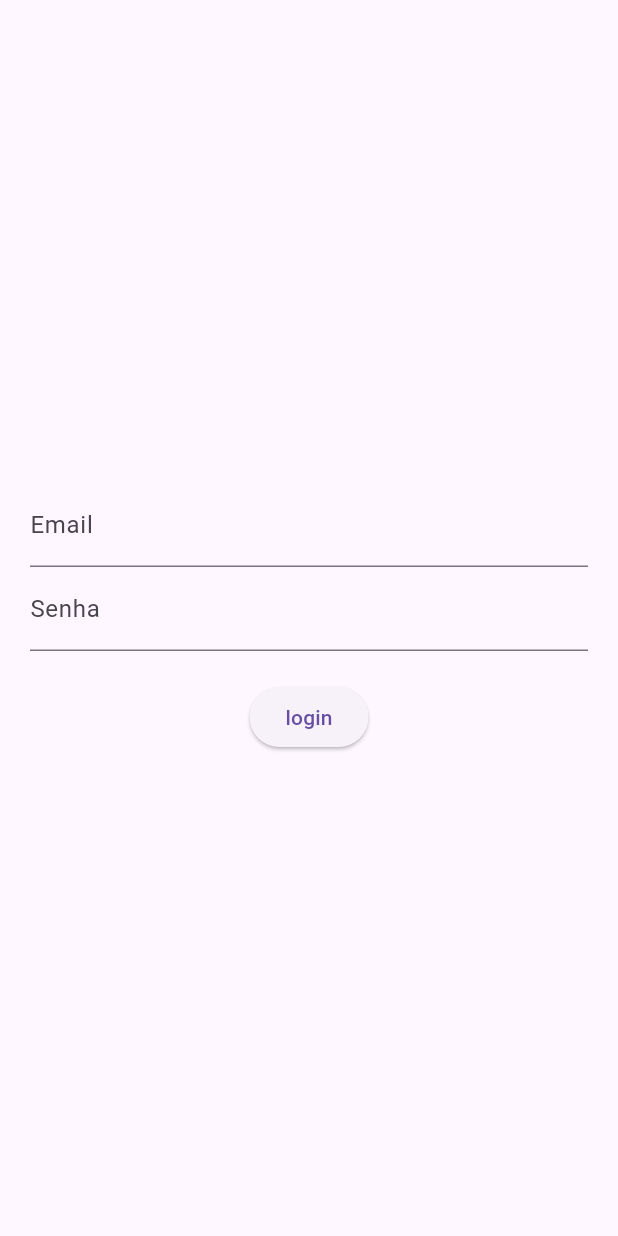
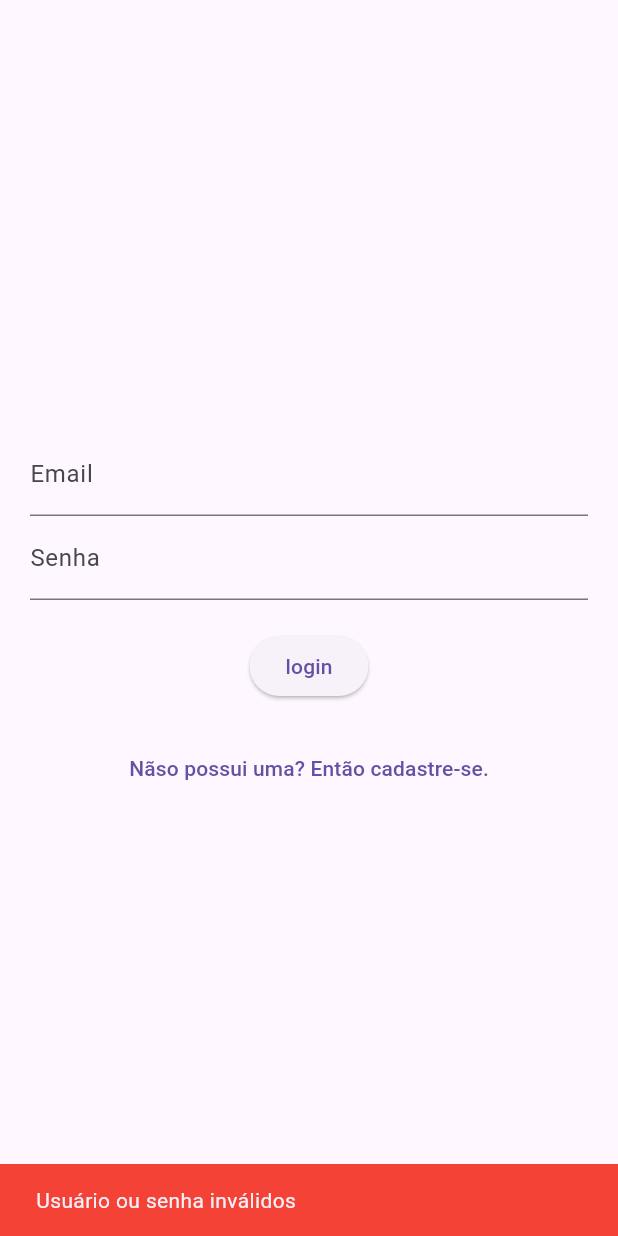
Before and after one commit to prof-fernando/flutter_firebase_app, a Flutter app: the screen it shows after launch, after a tap on "login", on a phone screen of 412 x 824 dp. Run offline on Flutter 3.47's test engine with Material 2 defaults, Android fonts, the phone set to English and light mode, and no system bars; our stand-ins replace cloud_firestore, firebase_auth, firebase_core; accounts and stored records are empty; network calls fail.

Commit message:
enviando codigos feitos em aula

```diff
--- a/lib/core/auth_service.dart
+++ b/lib/core/auth_service.dart
@@ -4,14 +4,24 @@ import 'package:firebase_core/firebase_core.dart';
 class AuthService {
   final _authInstance = FirebaseAuth.instance;
 
-  login(String email, String senha) async {
+  Future<UserCredential?> login(String email, String senha) async {
     try {
       UserCredential usuario = await _authInstance.signInWithEmailAndPassword(
         email: email,
         password: senha,
       );
+      return usuario;
     } on FirebaseAuthException catch (ex) {
       print(ex);
     }
   }
+
+  User? GetUsuarioLogado() {
+    return _authInstance.currentUser;
+  }
+
+  Future<UserCredential> novaConta(String email, String senha) {
+    return _authInstance.createUserWithEmailAndPassword(
+        email: email, password: senha);
+  }
 }
--- a/lib/pages/login_page.dart
+++ b/lib/pages/login_page.dart
@@ -1,4 +1,6 @@
 import 'package:firebase_app/core/auth_service.dart';
+import 'package:firebase_app/pages/home_page.dart';
+import 'package:firebase_app/pages/nova_conta_page.dart';
 
 import 'package:flutter/material.dart';
 
@@ -39,13 +41,53 @@ class _LoginPageState extends State<LoginPage> {
               height: 20,
             ),
             ElevatedButton(
-              onPressed: () {
-                authService.login(
+              onPressed: () async {
+                final usuario = await authService.login(
                   _emailController.text,
                   _senhaController.text,
                 );
+                if (usuario == null) {
+                  // usuario ou senha invalidos
+                  ScaffoldMessenger.of(context).showSnackBar(
+                    SnackBar(
+                      content: Text('Usuário ou senha inválidos'),
+                      backgroundColor: Colors.red,
+                    ),
+                  );
+                } else {
+                  if (!context.mounted) return;
+                  // vai para tela de home
+                  Navigator.pushReplacement(
+                    context,
+                    MaterialPageRoute(
+                      builder: (context) => HomePage(),
+                    ),
+                  );
+                }
               },
               child: const Text('login'),
+            ),
+            SizedBox(
+              height: 20,
+            ),
+            TextButton(
+              onPressed: () {
+                Navigator.push(
+                    context,
+                    MaterialPageRoute(
+                      builder: (context) => NovaConta(),
+                    )).then((value) {
+                  // _emailController.text = value['email'];
+                  // _senhaController.text = value['senha'];
+
+                  ScaffoldMessenger.of(context).showSnackBar(
+                    const SnackBar(
+                      content: Text('Conta criada com sucesso!'),
+                    ),
+                  );
+                });
+              },
+              child: Text('Nãso possui uma? Então cadastre-se.'),
             )
           ],
         ),
--- a/pubspec.yaml
+++ b/pubspec.yaml
@@ -37,6 +37,7 @@ dependencies:
   cupertino_icons: ^1.0.2
   firebase_core: ^2.17.0
   firebase_auth: ^4.10.1
+  cloud_firestore: ^4.12.2
 
 dev_dependencies:
   flutter_test:
```
Also changed, not shown: lib/core/firestore_service.dart (added, +17 -0 lines), lib/pages/home_page.dart (added, +51 -0 lines), lib/pages/nova_conta_page.dart (added, +78 -0 lines), pubspec.lock, 3 other files.
